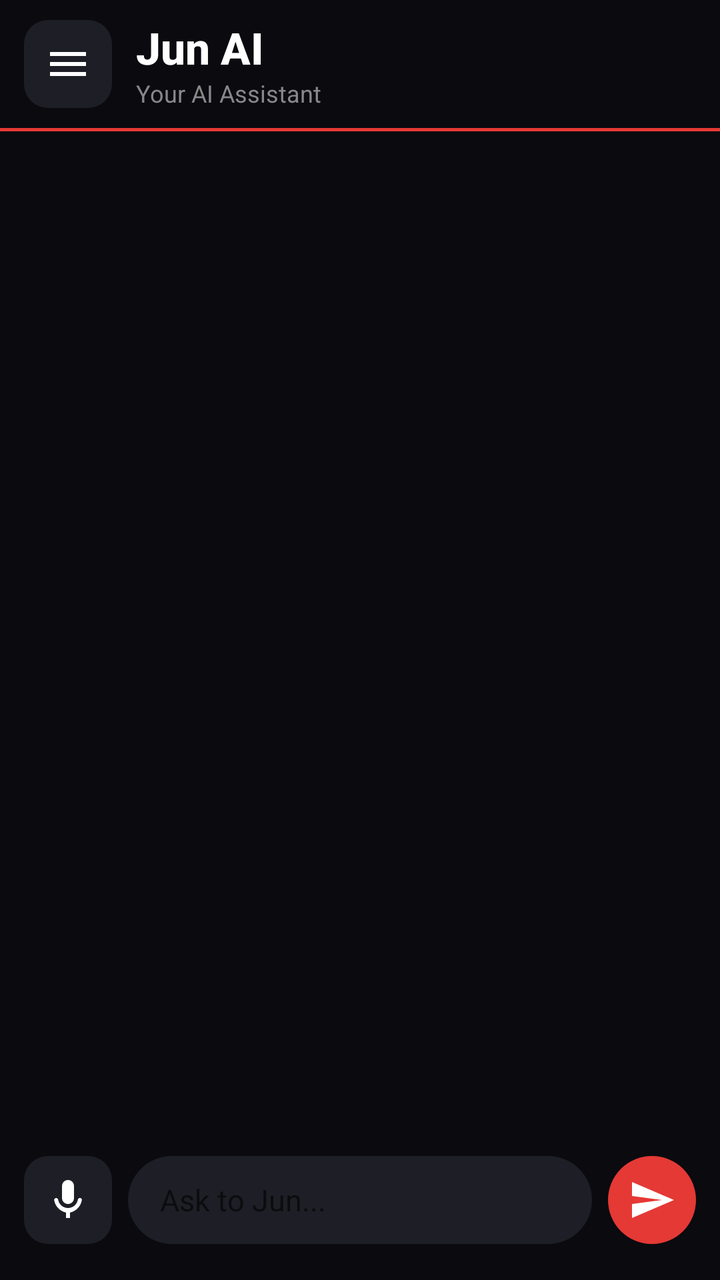
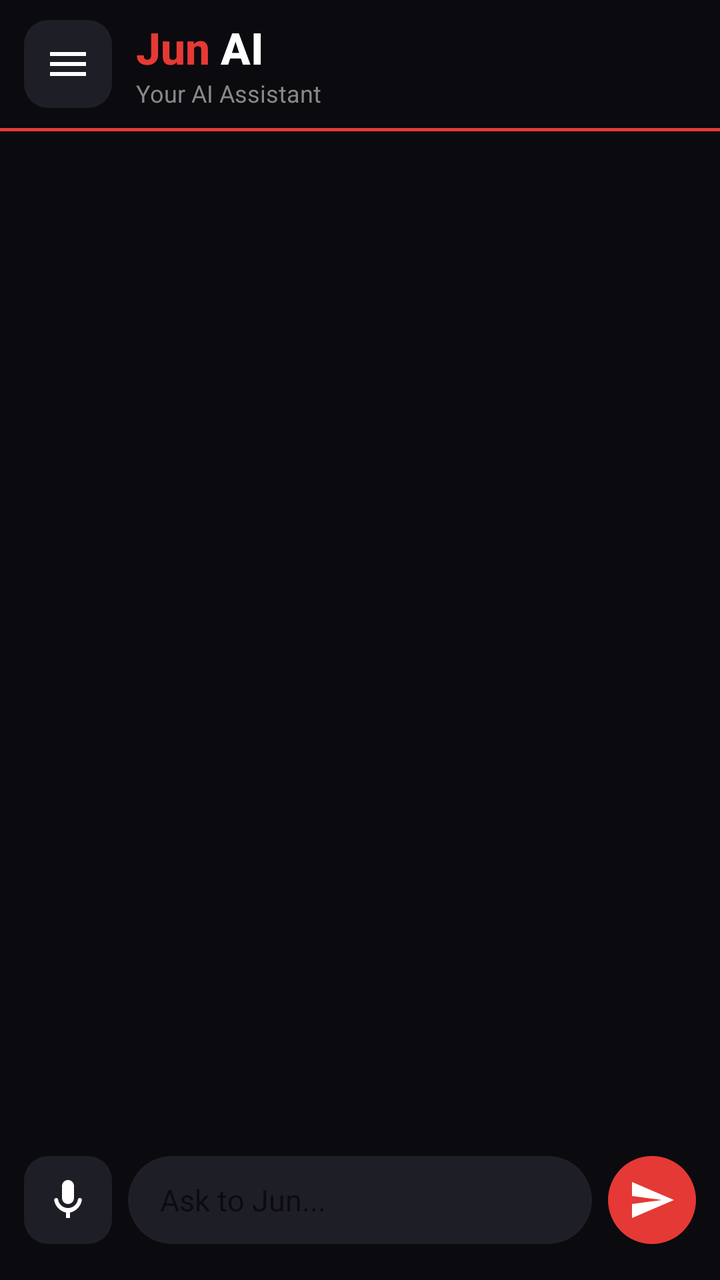

An Android layout rendered at two revisions. The XML below is the earlier revision; the diff shows what the commit changed to produce the second picture.
<!-- AndroidManifest.xml: application theme Theme.AppCompat.Light.NoActionBar -->
<!-- res/layout/activity_main.xml -->
<?xml version="1.0" encoding="utf-8"?>
<androidx.drawerlayout.widget.DrawerLayout
    xmlns:android="http://schemas.android.com/apk/res/android"
    android:id="@+id/drawerLayout"
    android:layout_width="match_parent"
    android:layout_height="match_parent">

    
    <androidx.constraintlayout.widget.ConstraintLayout
        android:layout_width="match_parent"
        android:layout_height="match_parent"
        android:background="#0A0A0F">

        
        <LinearLayout
            android:id="@+id/topBar"
            android:layout_width="match_parent"
            android:layout_height="64dp"
            android:orientation="horizontal"
            android:gravity="center_vertical"
            android:paddingStart="12dp"
            android:paddingEnd="16dp"
            android:background="#0A0A0F"
            app:layout_constraintTop_toTopOf="parent"
            xmlns:app="http://schemas.android.com/apk/res-auto">

            <ImageButton
                android:id="@+id/menuButton"
                android:layout_width="44dp"
                android:layout_height="44dp"
                android:background="@drawable/rounded_dark_button"
                android:src="@drawable/ic_menu"
                android:padding="10dp"
                android:contentDescription="Menu"/>

            <LinearLayout
                android:layout_width="0dp"
                android:layout_height="wrap_content"
                android:layout_weight="1"
                android:orientation="vertical"
                android:paddingStart="12dp">

                <TextView
                    android:layout_width="wrap_content"
                    android:layout_height="wrap_content"
                    android:text="Jun AI"
                    android:textSize="22sp"
                    android:textStyle="bold"
                    android:textColor="#FFFFFF"
                    android:fontFamily="sans-serif-medium"/>

                <TextView
                    android:layout_width="wrap_content"
                    android:layout_height="wrap_content"
                    android:text="Your AI Assistant"
                    android:textSize="12sp"
                    android:textColor="#888888"/>

            </LinearLayout>
        </LinearLayout>

        
        <View
            android:id="@+id/divider"
            android:layout_width="match_parent"
            android:layout_height="1.5dp"
            android:background="#E53935"
            app:layout_constraintTop_toBottomOf="@id/topBar"
            xmlns:app="http://schemas.android.com/apk/res-auto"/>

        
        <androidx.recyclerview.widget.RecyclerView
            android:id="@+id/chatRecyclerView"
            android:layout_width="match_parent"
            android:layout_height="0dp"
            android:paddingTop="8dp"
            android:paddingBottom="8dp"
            android:clipToPadding="false"
            app:layout_constraintTop_toBottomOf="@id/divider"
            app:layout_constraintBottom_toTopOf="@id/bottomBar"
            xmlns:app="http://schemas.android.com/apk/res-auto"/>

        
        <LinearLayout
            android:id="@+id/typingIndicator"
            android:layout_width="wrap_content"
            android:layout_height="wrap_content"
            android:orientation="horizontal"
            android:gravity="center_vertical"
            android:paddingStart="16dp"
            android:paddingEnd="16dp"
            android:paddingTop="8dp"
            android:paddingBottom="8dp"
            android:background="@drawable/bubble_jun"
            android:layout_marginStart="16dp"
            android:visibility="gone"
            app:layout_constraintBottom_toTopOf="@id/bottomBar"
            app:layout_constraintStart_toStartOf="parent"
            xmlns:app="http://schemas.android.com/apk/res-auto">

            <TextView
                android:layout_width="wrap_content"
                android:layout_height="wrap_content"
                android:text="Jun is typing  "
                android:textColor="#FFFFFF"
                android:textSize="13sp"/>

            <View
                android:id="@+id/dot1"
                android:layout_width="8dp"
                android:layout_height="8dp"
                android:layout_marginEnd="4dp"
                android:background="@drawable/typing_dot"/>

            <View
                android:id="@+id/dot2"
                android:layout_width="8dp"
                android:layout_height="8dp"
                android:layout_marginEnd="4dp"
                android:background="@drawable/typing_dot"/>

            <View
                android:id="@+id/dot3"
                android:layout_width="8dp"
                android:layout_height="8dp"
                android:background="@drawable/typing_dot"/>

        </LinearLayout>

        
        <LinearLayout
            android:id="@+id/bottomBar"
            android:layout_width="match_parent"
            android:layout_height="72dp"
            android:orientation="horizontal"
            android:gravity="center_vertical"
            android:paddingStart="12dp"
            android:paddingEnd="12dp"
            android:paddingBottom="8dp"
            android:background="#0A0A0F"
            app:layout_constraintBottom_toBottomOf="parent"
            xmlns:app="http://schemas.android.com/apk/res-auto">

            <ImageButton
                android:id="@+id/micButton"
                android:layout_width="44dp"
                android:layout_height="44dp"
                android:background="@drawable/rounded_dark_button"
                android:src="@drawable/ic_mic"
                android:padding="10dp"
                android:contentDescription="Mic"/>

            <EditText
                android:id="@+id/messageInput"
                android:layout_width="0dp"
                android:layout_height="44dp"
                android:layout_weight="1"
                android:layout_marginStart="8dp"
                android:layout_marginEnd="8dp"
                android:background="@drawable/input_background"
                android:paddingStart="16dp"
                android:paddingEnd="16dp"
                android:hint="Ask to Jun..."
                android:textColor="#FFFFFF"
                android:textSize="15sp"
                android:inputType="text"
                android:maxLines="1"/>

            <ImageButton
                android:id="@+id/sendButton"
                android:layout_width="44dp"
                android:layout_height="44dp"
                android:background="@drawable/rounded_red_button"
                android:src="@drawable/ic_send"
                android:padding="10dp"
                android:contentDescription="Send"/>

        </LinearLayout>

    </androidx.constraintlayout.widget.ConstraintLayout>

    
    <ScrollView
        android:layout_width="280dp"
        android:layout_height="match_parent"
        android:layout_gravity="start"
        android:background="#111116">

        <LinearLayout
            android:layout_width="match_parent"
            android:layout_height="wrap_content"
            android:orientation="vertical"
            android:paddingTop="32dp"
            android:paddingBottom="24dp"
            android:paddingStart="20dp"
            android:paddingEnd="20dp">

            <TextView
                android:layout_width="wrap_content"
                android:layout_height="wrap_content"
                android:text="Menu"
                android:textColor="#FFFFFF"
                android:textSize="22sp"
                android:textStyle="bold"
                android:paddingBottom="4dp"/>

            <View
                android:layout_width="match_parent"
                android:layout_height="1dp"
                android:background="#2A2A35"
                android:layout_marginBottom="16dp"/>

            <TextView android:layout_width="match_parent" android:layout_height="48dp" android:text="⚙️  Settings" android:textColor="#FFFFFF" android:textSize="15sp" android:gravity="center_vertical"/>
            <View android:layout_width="match_parent" android:layout_height="0.5dp" android:background="#2A2A35"/>

            <TextView android:layout_width="match_parent" android:layout_height="48dp" android:text="🤖  Mini-Jun Settings" android:textColor="#FFFFFF" android:textSize="15sp" android:gravity="center_vertical"/>
            <View android:layout_width="match_parent" android:layout_height="0.5dp" android:background="#2A2A35"/>

            <TextView android:layout_width="match_parent" android:layout_height="48dp" android:text="🔢  Calculator" android:textColor="#FFFFFF" android:textSize="15sp" android:gravity="center_vertical"/>
            <View android:layout_width="match_parent" android:layout_height="0.5dp" android:background="#2A2A35"/>

            <TextView android:layout_width="match_parent" android:layout_height="48dp" android:text="🎨  Draw" android:textColor="#FFFFFF" android:textSize="15sp" android:gravity="center_vertical"/>
            <View android:layout_width="match_parent" android:layout_height="0.5dp" android:background="#2A2A35"/>

            <TextView android:layout_width="match_parent" android:layout_height="48dp" android:text="📝  Notes" android:textColor="#FFFFFF" android:textSize="15sp" android:gravity="center_vertical"/>
            <View android:layout_width="match_parent" android:layout_height="0.5dp" android:background="#2A2A35"/>

            <TextView android:layout_width="match_parent" android:layout_height="48dp" android:text="✅  To-do Lists" android:textColor="#FFFFFF" android:textSize="15sp" android:gravity="center_vertical"/>
            <View android:layout_width="match_parent" android:layout_height="0.5dp" android:background="#2A2A35"/>

            <TextView android:layout_width="match_parent" android:layout_height="48dp" android:text="🧠  Memory" android:textColor="#FFFFFF" android:textSize="15sp" android:gravity="center_vertical"/>
            <View android:layout_width="match_parent" android:layout_height="0.5dp" android:background="#2A2A35"/>

            <TextView android:layout_width="match_parent" android:layout_height="48dp" android:text="🌐  Translator" android:textColor="#FFFFFF" android:textSize="15sp" android:gravity="center_vertical"/>
            <View android:layout_width="match_parent" android:layout_height="0.5dp" android:background="#2A2A35"/>

            <TextView android:layout_width="match_parent" android:layout_height="48dp" android:text="⏰  Reminder" android:textColor="#FFFFFF" android:textSize="15sp" android:gravity="center_vertical"/>
            <View android:layout_width="match_parent" android:layout_height="0.5dp" android:background="#2A2A35"/>

            <TextView android:layout_width="match_parent" android:layout_height="48dp" android:text="🎵  Songs" android:textColor="#FFFFFF" android:textSize="15sp" android:gravity="center_vertical"/>
            <View android:layout_width="match_parent" android:layout_height="0.5dp" android:background="#2A2A35"/>

            <TextView android:layout_width="match_parent" android:layout_height="48dp" android:text="❓  Unanswered Questions" android:textColor="#FFFFFF" android:textSize="15sp" android:gravity="center_vertical"/>
            <View android:layout_width="match_parent" android:layout_height="0.5dp" android:background="#2A2A35"/>

            <TextView android:layout_width="match_parent" android:layout_height="48dp" android:text="📊  Jun Performance" android:textColor="#FFFFFF" android:textSize="15sp" android:gravity="center_vertical"/>
            <View android:layout_width="match_parent" android:layout_height="0.5dp" android:background="#2A2A35"/>

            <TextView android:layout_width="match_parent" android:layout_height="48dp" android:text="🎙️  Voice Commands" android:textColor="#FFFFFF" android:textSize="15sp" android:gravity="center_vertical"/>

        </LinearLayout>
    </ScrollView>

</androidx.drawerlayout.widget.DrawerLayout>
<!-- resources referenced by this layout -->
<resources>
  <!-- drawable bubble_jun (drawable) -->
  <?xml version="1.0" encoding="utf-8"?>
  <shape xmlns:android="http://schemas.android.com/apk/res/android"
      android:shape="rectangle">
      <solid android:color="#1E1E26"/>
      <corners
          android:topLeftRadius="18dp"
          android:topRightRadius="18dp"
          android:bottomLeftRadius="4dp"
          android:bottomRightRadius="18dp"/>
  </shape>
  <!-- drawable ic_menu (drawable) -->
  <?xml version="1.0" encoding="utf-8"?>
  <vector xmlns:android="http://schemas.android.com/apk/res/android"
      android:width="24dp"
      android:height="24dp"
      android:viewportWidth="24"
      android:viewportHeight="24">
      <path
          android:fillColor="#FFFFFF"
          android:pathData="M3,6h18v2H3V6zm0,5h18v2H3v-2zm0,5h18v2H3v-2z"/>
  </vector>
  <!-- drawable ic_mic (drawable) -->
  <?xml version="1.0" encoding="utf-8"?>
  <vector xmlns:android="http://schemas.android.com/apk/res/android"
      android:width="24dp"
      android:height="24dp"
      android:viewportWidth="24"
      android:viewportHeight="24">
      <path
          android:fillColor="#FFFFFF"
          android:pathData="M12,14c1.66,0 3,-1.34 3,-3V5c0,-1.66 -1.34,-3 -3,-3S9,3.34 9,5v6c0,1.66 1.34,3 3,3zm5.91,-3c-0.49,0 -0.9,0.36 -0.98,0.85C16.52,14.2 14.47,16 12,16s-4.52,-1.8 -4.93,-4.15C6.99,11.36 6.58,11 6.09,11c-0.61,0 -1.09,0.54 -1,1.14C5.6,15.18 8.06,17.7 11,18.28V21h2v-2.72c2.94,-0.58 5.4,-3.1 5.91,-6.14C19.09,11.54 18.61,11 18,11h-0.09z"/>
  </vector>
  <!-- drawable ic_send (drawable) -->
  <?xml version="1.0" encoding="utf-8"?>
  <vector xmlns:android="http://schemas.android.com/apk/res/android"
      android:width="24dp"
      android:height="24dp"
      android:viewportWidth="24"
      android:viewportHeight="24">
      <path
          android:fillColor="#FFFFFF"
          android:pathData="M2.01,21L23,12 2.01,3 2,10l15,2-15,2z"/>
  </vector>
  <!-- drawable input_background (drawable) -->
  <?xml version="1.0" encoding="utf-8"?>
  <shape xmlns:android="http://schemas.android.com/apk/res/android"
      android:shape="rectangle">
      <solid android:color="#1E1E26"/>
      <corners android:radius="24dp"/>
  </shape>
  <!-- drawable rounded_dark_button (drawable) -->
  <?xml version="1.0" encoding="utf-8"?>
  <shape xmlns:android="http://schemas.android.com/apk/res/android"
      android:shape="rectangle">
      <solid android:color="#1E1E26"/>
      <corners android:radius="12dp"/>
  </shape>
  <!-- drawable rounded_red_button (drawable) -->
  <?xml version="1.0" encoding="utf-8"?>
  <shape xmlns:android="http://schemas.android.com/apk/res/android"
      android:shape="oval">
      <solid android:color="#E53935"/>
  </shape>
  <!-- drawable typing_dot (drawable) -->
  <?xml version="1.0" encoding="utf-8"?>
  <shape xmlns:android="http://schemas.android.com/apk/res/android"
      android:shape="oval">
      <solid android:color="#E53935"/>
  </shape>
</resources>

<!-- the commit's change to res/layout/activity_main.xml (unified diff, before → after) -->
@@ -40,14 +40,30 @@
                 android:orientation="vertical"
                 android:paddingStart="12dp">
 
-                <TextView
+                <LinearLayout
                     android:layout_width="wrap_content"
                     android:layout_height="wrap_content"
-                    android:text="Jun AI"
-                    android:textSize="22sp"
-                    android:textStyle="bold"
-                    android:textColor="#FFFFFF"
-                    android:fontFamily="sans-serif-medium"/>
+                    android:orientation="horizontal">
+
+                    <TextView
+                        android:layout_width="wrap_content"
+                        android:layout_height="wrap_content"
+                        android:text="Jun "
+                        android:textSize="22sp"
+                        android:textStyle="bold"
+                        android:textColor="#E53935"
+                        android:fontFamily="sans-serif-medium"/>
+
+                    <TextView
+                        android:layout_width="wrap_content"
+                        android:layout_height="wrap_content"
+                        android:text="AI"
+                        android:textSize="22sp"
+                        android:textStyle="bold"
+                        android:textColor="#FFFFFF"
+                        android:fontFamily="sans-serif-medium"/>
+
+                </LinearLayout>
 
                 <TextView
                     android:layout_width="wrap_content"
